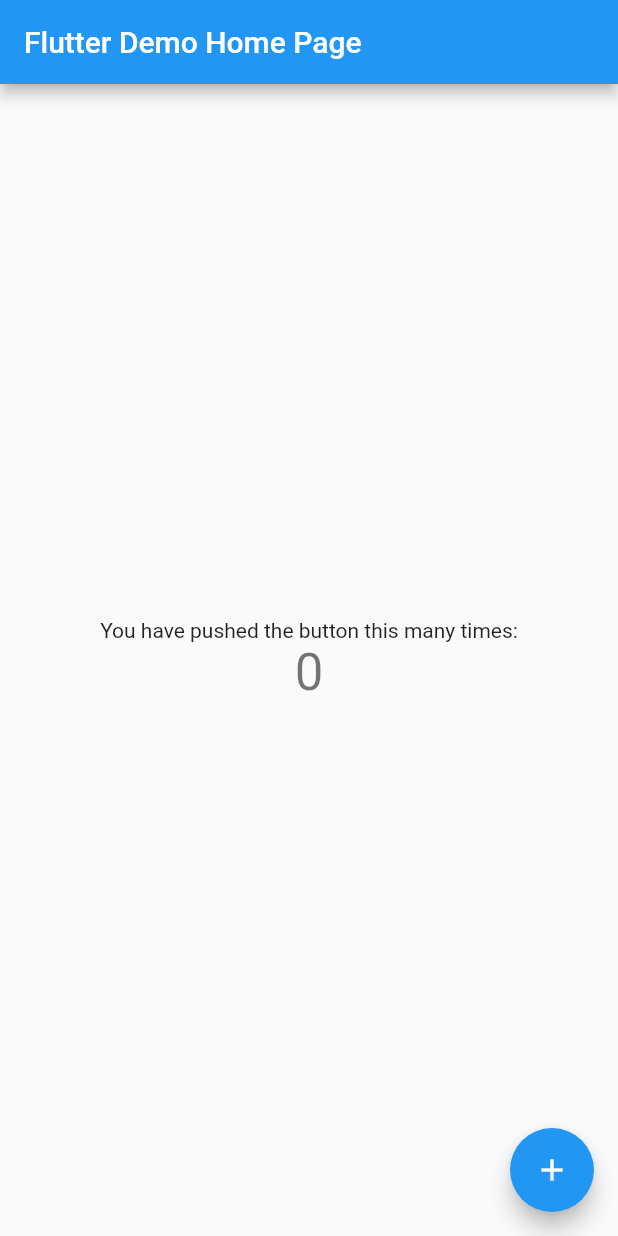
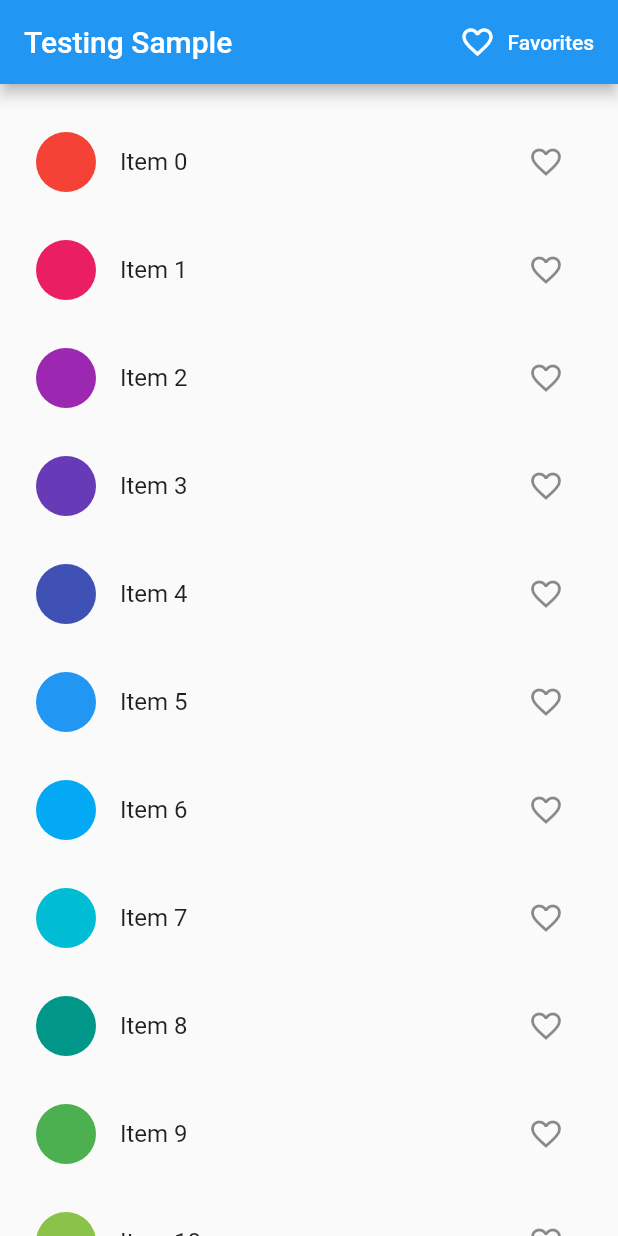
Before and after one commit to dangolbeeker/testingcodelab, a Flutter app: the screen it shows after launch, on a phone screen of 412 x 824 dp. Run offline on Flutter 3.47's test engine with Material 2 defaults, Android fonts, the phone set to English and light mode, and no system bars.

Commit message:
main app init

```diff
--- a/lib/main.dart
+++ b/lib/main.dart
@@ -1,117 +1,30 @@
 import 'package:flutter/material.dart';
+import 'package:provider/provider.dart';
+import 'package:testingapp/models/favorites.dart';
+import 'package:testingapp/screens/favorites.dart';
+import 'package:testingapp/screens/home.dart';
 
 void main() {
-  runApp(MyApp());
+  runApp(TestingApp());
 }
 
-class MyApp extends StatelessWidget {
-  // This widget is the root of your application.
+class TestingApp extends StatelessWidget {
   @override
   Widget build(BuildContext context) {
-    return MaterialApp(
-      title: 'Flutter Demo',
-      theme: ThemeData(
-        // This is the theme of your application.
-        //
-        // Try running your application with "flutter run". You'll see the
-        // application has a blue toolbar. Then, without quitting the app, try
-        // changing the primarySwatch below to Colors.green and then invoke
-        // "hot reload" (press "r" in the console where you ran "flutter run",
-        // or simply save your changes to "hot reload" in a Flutter IDE).
-        // Notice that the counter didn't reset back to zero; the application
-        // is not restarted.
-        primarySwatch: Colors.blue,
-        // This makes the visual density adapt to the platform that you run
-        // the app on. For desktop platforms, the controls will be smaller and
-        // closer together (more dense) than on mobile platforms.
-        visualDensity: VisualDensity.adaptivePlatformDensity,
+    return ChangeNotifierProvider<Favorites>(
+      create: (context) => Favorites(),
+      child: MaterialApp(
+        title: 'Testing and Stuff',
+        theme: ThemeData(
+          primarySwatch: Colors.blue,
+          visualDensity: VisualDensity.adaptivePlatformDensity,
+        ),
+        routes: {
+          HomePage.routeName: (context) => HomePage(),
+          FavoritesPage.routeName: (context) => FavoritesPage(),
+        },
+        initialRoute: HomePage.routeName,
       ),
-      home: MyHomePage(title: 'Flutter Demo Home Page'),
     );
   }
 }
-
-class MyHomePage extends StatefulWidget {
-  MyHomePage({Key key, this.title}) : super(key: key);
-
-  // This widget is the home page of your application. It is stateful, meaning
-  // that it has a State object (defined below) that contains fields that affect
-  // how it looks.
-
-  // This class is the configuration for the state. It holds the values (in this
-  // case the title) provided by the parent (in this case the App widget) and
-  // used by the build method of the State. Fields in a Widget subclass are
-  // always marked "final".
-
-  final String title;
-
-  @override
-  _MyHomePageState createState() => _MyHomePageState();
-}
-
-class _MyHomePageState extends State<MyHomePage> {
-  int _counter = 0;
-
-  void _incrementCounter() {
-    setState(() {
-      // This call to setState tells the Flutter framework that something has
-      // changed in this State, which causes it to rerun the build method below
-      // so that the display can reflect the updated values. If we changed
-      // _counter without calling setState(), then the build method would not be
-      // called again, and so nothing would appear to happen.
-      _counter++;
-    });
-  }
-
-  @override
-  Widget build(BuildContext context) {
-    // This method is rerun every time setState is called, for instance as done
-    // by the _incrementCounter method above.
-    //
-    // The Flutter framework has been optimized to make rerunning build methods
-    // fast, so that you can just rebuild anything that needs updating rather
-    // than having to individually change instances of widgets.
-    return Scaffold(
-      appBar: AppBar(
-        // Here we take the value from the MyHomePage object that was created by
-        // the App.build method, and use it to set our appbar title.
-        title: Text(widget.title),
-      ),
-      body: Center(
-        // Center is a layout widget. It takes a single child and positions it
-        // in the middle of the parent.
-        child: Column(
-          // Column is also a layout widget. It takes a list of children and
-          // arranges them vertically. By default, it sizes itself to fit its
-          // children horizontally, and tries to be as tall as its parent.
-          //
-          // Invoke "debug painting" (press "p" in the console, choose the
-          // "Toggle Debug Paint" action from the Flutter Inspector in Android
-          // Studio, or the "Toggle Debug Paint" command in Visual Studio Code)
-          // to see the wireframe for each widget.
-          //
-          // Column has various properties to control how it sizes itself and
-          // how it positions its children. Here we use mainAxisAlignment to
-          // center the children vertically; the main axis here is the vertical
-          // axis because Columns are vertical (the cross axis would be
-          // horizontal).
-          mainAxisAlignment: MainAxisAlignment.center,
-          children: <Widget>[
-            Text(
-              'You have pushed the button this many times:',
-            ),
-            Text(
-              '$_counter',
-              style: Theme.of(context).textTheme.headline4,
-            ),
-          ],
-        ),
-      ),
-      floatingActionButton: FloatingActionButton(
-        onPressed: _incrementCounter,
-        tooltip: 'Increment',
-        child: Icon(Icons.add),
-      ), // This trailing comma makes auto-formatting nicer for build methods.
-    );
-  }
-}
--- /dev/null
+++ b/lib/models/favorites.dart
@@ -0,0 +1,18 @@
+import 'package:flutter/material.dart';
+
+/// The [Favorites] class holds a list of favorite items saved by the user.
+class Favorites extends ChangeNotifier {
+  final List<int> _favoriteItems = [];
+
+  List<int> get items => _favoriteItems;
+
+  void add(int itemNo) {
+    _favoriteItems.add(itemNo);
+    notifyListeners();
+  }
+
+  void remove(int itemNo) {
+    _favoriteItems.remove(itemNo);
+    notifyListeners();
+  }
+}
--- /dev/null
+++ b/lib/screens/home.dart
@@ -0,0 +1,78 @@
+import 'package:flutter/material.dart';
+import 'package:provider/provider.dart';
+import 'package:testingapp/models/favorites.dart';
+import 'package:testingapp/screens/favorites.dart';
+
+class HomePage extends StatelessWidget {
+  static String routeName = '/';
+
+  @override
+  Widget build(BuildContext context) {
+    return Scaffold(
+      appBar: AppBar(
+        title: Text('Testing Sample'),
+        actions: <Widget>[
+          FlatButton.icon(
+            textColor: Colors.white,
+            onPressed: () {
+              Navigator.pushNamed(context, FavoritesPage.routeName);
+            },
+            icon: Icon(Icons.favorite_border),
+            label: Text('Favorites'),
+          ),
+        ],
+      ),
+      body: ListView.builder(
+        itemCount: 100,
+        cacheExtent: 20.0,
+        padding: const EdgeInsets.symmetric(vertical: 16),
+        itemBuilder: (context, index) => ItemTile(index),
+      ),
+    );
+  }
+}
+
+class ItemTile extends StatelessWidget {
+  final int itemNo;
+
+  const ItemTile(
+    this.itemNo,
+  );
+
+  @override
+  Widget build(BuildContext context) {
+    var favoritesList = Provider.of<Favorites>(context);
+
+    return Padding(
+      padding: const EdgeInsets.all(8.0),
+      child: ListTile(
+        leading: CircleAvatar(
+          backgroundColor: Colors.primaries[itemNo % Colors.primaries.length],
+        ),
+        title: Text(
+          'Item $itemNo',
+          key: Key('text_$itemNo'),
+        ),
+        trailing: IconButton(
+          key: Key('icon_$itemNo'),
+          icon: favoritesList.items.contains(itemNo)
+              ? Icon(Icons.favorite)
+              : Icon(Icons.favorite_border),
+          onPressed: () {
+            !favoritesList.items.contains(itemNo)
+                ? favoritesList.add(itemNo)
+                : favoritesList.remove(itemNo);
+            Scaffold.of(context).showSnackBar(
+              SnackBar(
+                content: Text(favoritesList.items.contains(itemNo)
+                    ? 'Added to favorites.'
+                    : 'Removed from favorites.'),
+                duration: Duration(seconds: 1),
+              ),
+            );
+          },
+        ),
+      ),
+    );
+  }
+}
```
Also changed, not shown: lib/screens/favorites.dart (added, +60 -0 lines), pubspec.yaml (+12 -6 lines), pubspec.lock.
